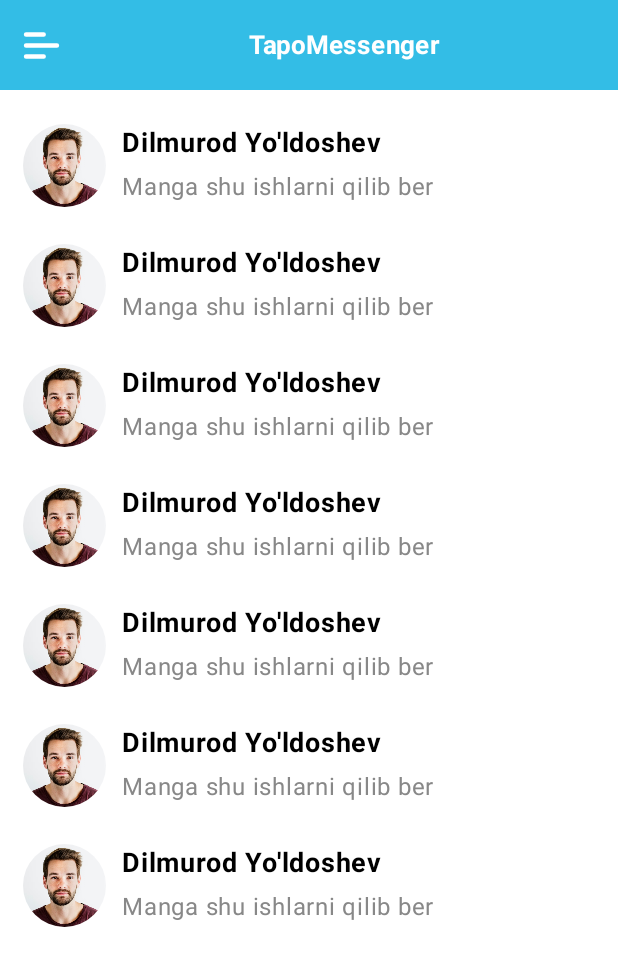
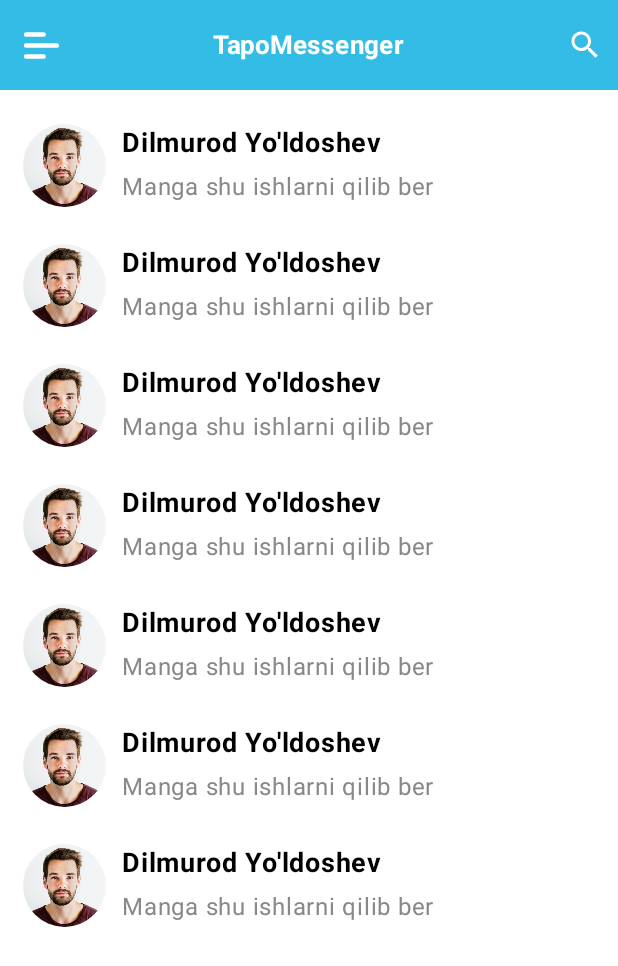
Before and after one commit to Shamsiddin1206/TapoMessenger, an Android app built with Jetpack Compose: the ChatsScreen screen opened through its navigation route, on a phone screen of 412 x 824 dp. Shown: the top 966 px of the screen. Run offline under Robolectric (Android 15) with nearby library versions, the phone set to English and light mode, and no system bars.

Commit message:
Shamsiddin

```diff
--- a/app/build.gradle.kts
+++ b/app/build.gradle.kts
@@ -52,7 +52,7 @@ android {
 
 dependencies {
 
-    implementation("androidx.navigation:navigation-compose:2.7.6")
+    implementation("androidx.navigation:navigation-compose:2.7.5")
     implementation("com.airbnb.android:lottie-compose:4.0.0")
     implementation ("com.google.code.gson:gson:2.9.0")
 
@@ -64,6 +64,7 @@ dependencies {
     implementation("androidx.compose.ui:ui-graphics")
     implementation("androidx.compose.ui:ui-tooling-preview")
     implementation("androidx.compose.material3:material3")
+    implementation("androidx.compose.material3:material3:1.1.2")
     implementation("com.google.firebase:firebase-firestore:24.10.0")
     implementation("com.google.firebase:firebase-database:20.3.0")
 
--- a/app/src/main/java/shamsiddin/project/tapomessenger/navigation/ScreenType.kt
+++ b/app/src/main/java/shamsiddin/project/tapomessenger/navigation/ScreenType.kt
@@ -5,4 +5,5 @@ sealed class ScreenType(val route: String){
     object Registration: ScreenType("registration_screen")
     object Login: ScreenType("login_screen")
     object Chats: ScreenType("chats_screen")
+    object Contacts: ScreenType("contacts_screen")
 }
--- a/app/src/main/java/shamsiddin/project/tapomessenger/navigation/navGraph.kt
+++ b/app/src/main/java/shamsiddin/project/tapomessenger/navigation/navGraph.kt
@@ -7,6 +7,7 @@ import androidx.navigation.NavHostController
 import androidx.navigation.compose.NavHost
 import androidx.navigation.compose.composable
 import shamsiddin.project.tapomessenger.screen.ChatsScreen
+import shamsiddin.project.tapomessenger.screen.ContactsScreen
 import shamsiddin.project.tapomessenger.screen.LoginScreen
 import shamsiddin.project.tapomessenger.screen.RegistrationScreen
 import shamsiddin.project.tapomessenger.screen.SplashScreen
@@ -26,5 +27,8 @@ fun SetNavGraph(navController: NavHostController){
         composable(ScreenType.Chats.route){
             ChatsScreen(navController = navController)
         }
+        composable(ScreenType.Contacts.route){
+            ContactsScreen(navController = navController)
+        }
     }
 }
--- a/app/src/main/java/shamsiddin/project/tapomessenger/screen/ChatsScreen.kt
+++ b/app/src/main/java/shamsiddin/project/tapomessenger/screen/ChatsScreen.kt
@@ -2,6 +2,7 @@ package shamsiddin.project.tapomessenger.screen
 
 import androidx.compose.foundation.Image
 import androidx.compose.foundation.background
+import androidx.compose.foundation.clickable
 import androidx.compose.foundation.layout.Arrangement
 import androidx.compose.foundation.layout.Box
 import androidx.compose.foundation.layout.Column
@@ -33,6 +34,7 @@ import androidx.compose.ui.unit.sp
 import androidx.navigation.NavController
 import androidx.navigation.compose.rememberNavController
 import shamsiddin.project.tapomessenger.R
+import shamsiddin.project.tapomessenger.navigation.ScreenType
 
 @Composable
 fun ChatsScreen(navController: NavController){
@@ -52,10 +54,20 @@ fun ChatsView(navController: NavController){
                 .background(Color(android.graphics.Color.parseColor("#33BDE6"))),
             verticalAlignment = Alignment.CenterVertically
         ) {
-            Spacer(modifier = Modifier.width(10.dp))
-            Image(painter = painterResource(id = R.drawable.menu_ic), contentDescription = "", modifier = Modifier.size(35.dp))
-            Text(text = "TapoMessenger", color = Color.White, fontSize = 17.sp, modifier = Modifier.fillMaxWidth(), textAlign = TextAlign.Center, fontWeight = FontWeight.Bold)
-        }
+            Row(modifier = Modifier.weight(0.5f), verticalAlignment = Alignment.CenterVertically, horizontalArrangement = Arrangement.Start) {
+                Spacer(modifier = Modifier.width(10.dp))
+                Image(painter = painterResource(id = R.drawable.menu_ic), contentDescription = "", modifier = Modifier.size(35.dp))
+            }
+            Row(modifier = Modifier.weight(1f), verticalAlignment = Alignment.CenterVertically, horizontalArrangement = Arrangement.Center) {
+                Text(text = "TapoMessenger", color = Color.White, fontSize = 17.sp, fontWeight = FontWeight.Bold)
+            }
+            Row(modifier = Modifier.weight(0.5f), verticalAlignment = Alignment.CenterVertically, horizontalArrangement = Arrangement.End) {
+                Image(painter = painterResource(id = R.drawable.search_ic), contentDescription = "", modifier = Modifier.clickable { navController.navigate(ScreenType.Contacts.route) })
+                Spacer(modifier = Modifier.width(10.dp))
+            }
+
+
+            }
         Spacer(modifier = Modifier.height(10.dp))
         val arr = mutableListOf<Int>(R.drawable.personprofile_example,R.drawable.personprofile_example,R.drawable.personprofile_example,R.drawable.personprofile_example,R.drawable.personprofile_example,R.drawable.personprofile_example,R.drawable.personprofile_example)
         LazyColumn(modifier = Modifier){
@@ -88,9 +100,13 @@ fun ChatItem(int: Int){
         )
         Spacer(modifier = Modifier.width(5.dp))
         Column(verticalArrangement = Arrangement.Center) {
-            Text(text = "Dilmurod Yo'ldoshev", color = Color.Black, fontSize = 18.sp, fontWeight = FontWeight.Bold, modifier = Modifier.fillMaxWidth().padding(5.dp, 0.dp, 20.dp, 0.dp))
+            Text(text = "Dilmurod Yo'ldoshev", color = Color.Black, fontSize = 18.sp, fontWeight = FontWeight.Bold, modifier = Modifier
+                .fillMaxWidth()
+                .padding(5.dp, 0.dp, 20.dp, 0.dp))
             Spacer(modifier = Modifier.height(5.dp))
-            Text(text = "Manga shu ishlarni qilib ber", color = Color.Gray, modifier = Modifier.fillMaxWidth().padding(5.dp, 0.dp, 20.dp, 0.dp), fontSize = 16.sp, maxLines = 1)
+            Text(text = "Manga shu ishlarni qilib ber", color = Color.Gray, modifier = Modifier
+                .fillMaxWidth()
+                .padding(5.dp, 0.dp, 20.dp, 0.dp), fontSize = 16.sp, maxLines = 1)
         }
     }
 }
--- /dev/null
+++ b/app/src/main/res/drawable/back_ic.xml
@@ -0,0 +1,5 @@
+<vector android:autoMirrored="true" android:height="24dp"
+    android:tint="#FFFFFF" android:viewportHeight="24"
+    android:viewportWidth="24" android:width="24dp" xmlns:android="http://schemas.android.com/apk/res/android">
+    <path android:fillColor="@android:color/white" android:pathData="M11.67,3.87L9.9,2.1 0,12l9.9,9.9 1.77,-1.77L3.54,12z"/>
+</vector>
--- /dev/null
+++ b/app/src/main/res/drawable/search_ic.xml
@@ -0,0 +1,5 @@
+<vector android:height="24dp" android:tint="#FFFFFF"
+    android:viewportHeight="24" android:viewportWidth="24"
+    android:width="24dp" xmlns:android="http://schemas.android.com/apk/res/android">
+    <path android:fillColor="@android:color/white" android:pathData="M15.5,14h-0.79l-0.28,-0.27C15.41,12.59 16,11.11 16,9.5 16,5.91 13.09,3 9.5,3S3,5.91 3,9.5 5.91,16 9.5,16c1.61,0 3.09,-0.59 4.23,-1.57l0.27,0.28v0.79l5,4.99L20.49,19l-4.99,-5zM9.5,14C7.01,14 5,11.99 5,9.5S7.01,5 9.5,5 14,7.01 14,9.5 11.99,14 9.5,14z"/>
+</vector>
```
Also changed, not shown: app/src/main/java/shamsiddin/project/tapomessenger/model/Messages.kt (added, +9 -0 lines), app/src/main/java/shamsiddin/project/tapomessenger/screen/ContactsScreen.kt (added, +104 -0 lines), app/src/main/java/shamsiddin/project/tapomessenger/utils/Firebase.kt (+34 -0 lines).
